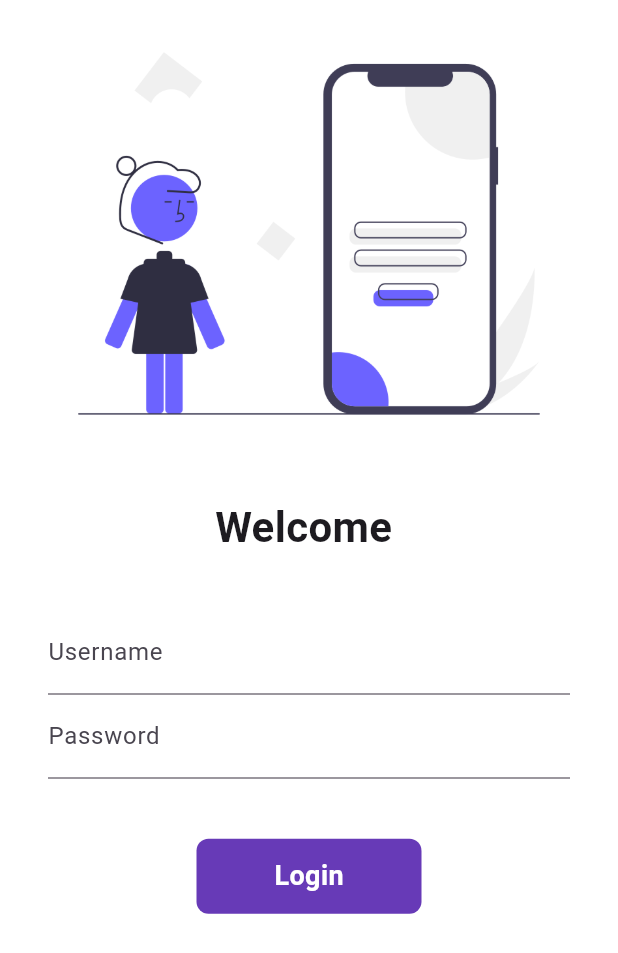
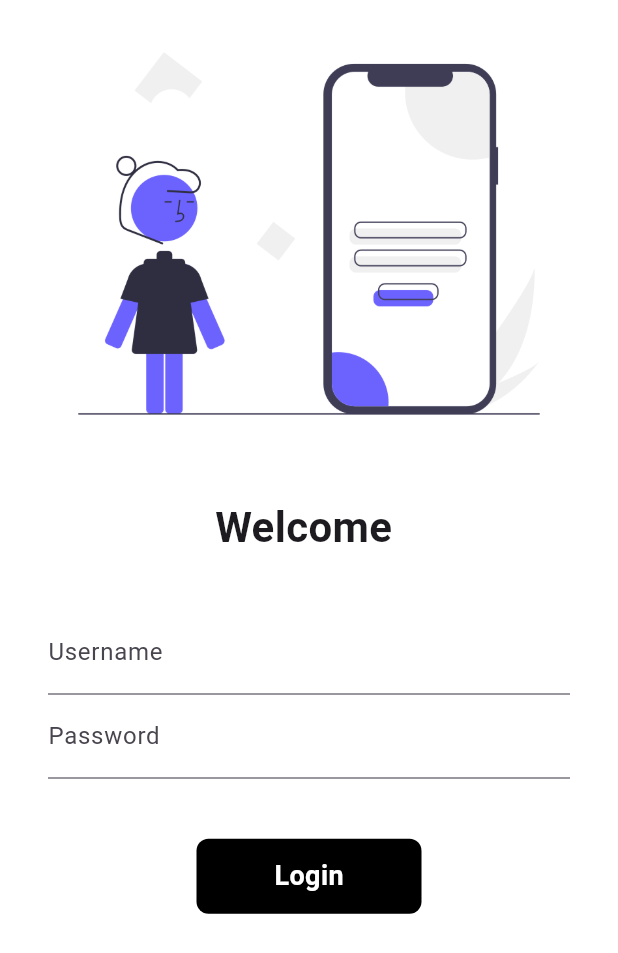
Before and after one commit to Ruthvik2025/shopping-app-UI, a Flutter app: the LoginPage screen opened by its route, on a phone screen of 412 x 824 dp. Shown: the top 953 px of the screen. Run offline on Flutter 3.47's test engine with Material 3 defaults, Android fonts, the phone set to English and light mode, and no system bars; network calls fail.

Commit message:
code reviewed and updated

```diff
--- a/lib/utili/class_route.dart
+++ b/lib/utili/class_route.dart
@@ -1,4 +1,4 @@
-class MyRoute {
+class MyRoutes {
   static String loginRoute = "/login";
   static String homeRoute = "/home";
 }
--- a/lib/widgets/themedata.dart
+++ /dev/null
@@ -1,24 +0,0 @@
-import 'package:flutter/material.dart';
-
-class MyTheme {
-  static ThemeData lighttheme(BuildContext context) => ThemeData(
-        primarySwatch: Colors.red,
-        appBarTheme: const AppBarTheme(
-          color: Colors.white,
-          elevation: 0,
-          iconTheme: IconThemeData(
-            color: Colors.black,
-          ),
-        ),
-      );
-  static ThemeData darktheme(BuildContext context) => ThemeData(
-        primarySwatch: Colors.red,
-        appBarTheme: const AppBarTheme(
-          color: Colors.white,
-          elevation: 0,
-          iconTheme: IconThemeData(
-            color: Colors.black,
-          ),
-        ),
-      );
-}
--- /dev/null
+++ b/lib/widgets/themes.dart
@@ -0,0 +1,15 @@
+import 'package:flutter/material.dart';
+
+class MyTheme {
+  static ThemeData lightTheme(BuildContext context) => ThemeData(
+      primarySwatch: Colors.deepPurple,
+      appBarTheme: const AppBarTheme(
+        color: Colors.white,
+        elevation: 0.0,
+        iconTheme: IconThemeData(color: Colors.black),
+      ));
+
+  static ThemeData darkTheme(BuildContext context) => ThemeData(
+        brightness: Brightness.dark,
+      );
+}
```
Also changed, not shown: lib/main.dart (+8 -7 lines), lib/models/catalog.dart (+80 -14 lines), lib/pages/home_pade.dart (+31 -30 lines), lib/pages/login_page.dart (+4 -6 lines), lib/widgets/drawer.dart (+8 -7 lines), lib/widgets/item_widget.dart (+10 -9 lines).
